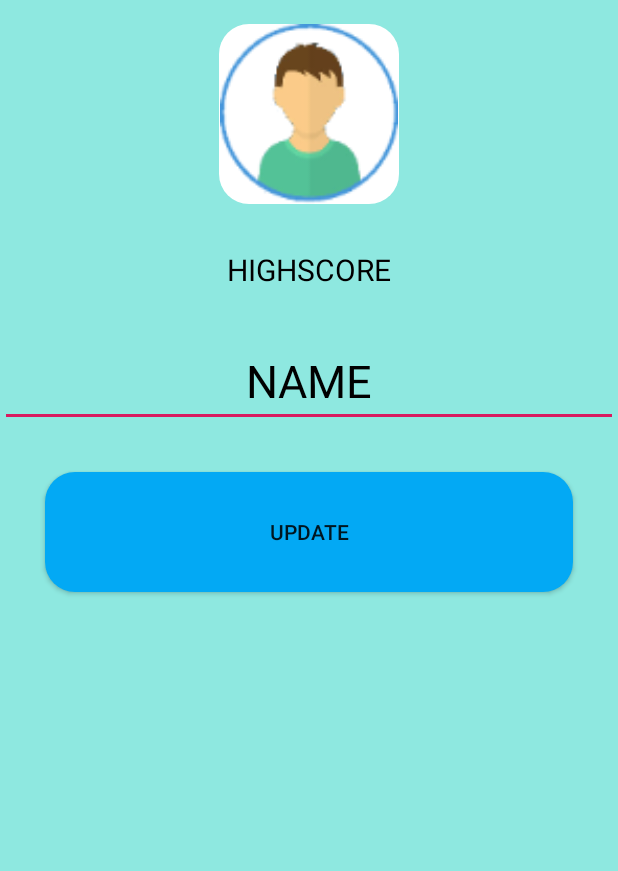
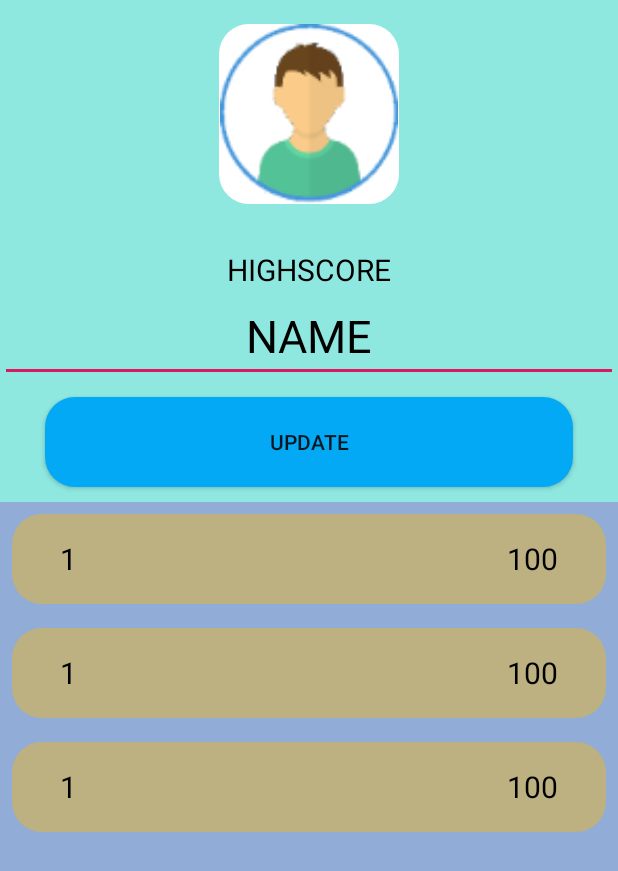
Before and after one commit to Creskendoll/BAU-Kotlin-Project, an Android app: the layout activity_profile.xml on its own in the app's theme, with its tools: preview values and no code run, on a phone screen of 412 x 824 dp. Shown: the top 871 px of the screen. Run offline under Robolectric (Android 15) with nearby library versions, the phone set to English and light mode, and no system bars.

Commit message:
past scores

```diff
--- a/app/src/main/java/com/kenansoylu/bauproject/activity/GameActivity.kt
+++ b/app/src/main/java/com/kenansoylu/bauproject/activity/GameActivity.kt
@@ -91,7 +91,7 @@ class GameActivity : AppCompatActivity() {
     }
 
     private fun onError(e : Exception) {
-
+        Log.d("GAME", e.toString())
     }
 
     private fun startTimer(duration: Long) {
--- a/app/src/main/res/layout/activity_profile.xml
+++ b/app/src/main/res/layout/activity_profile.xml
@@ -2,6 +2,7 @@
 <LinearLayout xmlns:android="http://schemas.android.com/apk/res/android"
     xmlns:tools="http://schemas.android.com/tools"
     android:orientation="vertical"
+    tools:context=".activity.ProfileActivity"
     android:background="@color/blueBg"
     android:layout_width="match_parent"
     android:layout_height="match_parent">
@@ -30,23 +31,33 @@
         android:layout_width="match_parent"
         android:layout_height="wrap_content"
         tools:text="NAME"
-        android:layout_marginTop="30dp"
         android:gravity="center"
         android:textColor="@color/blackText"
         android:id="@+id/nickNameTxt"
         android:textSize="30sp"
     />
 
+
     <Button
         android:id="@+id/updateBtn"
         android:layout_width="match_parent"
         android:layout_height="wrap_content"
-        android:layout_marginTop="30dp"
+        android:layout_marginTop="10dp"
+        android:layout_marginBottom="10dp"
         android:layout_marginStart="30dp"
         android:layout_marginEnd="30dp"
-        android:height="80dp"
+        android:height="60dp"
         android:background="@drawable/round_button_blue"
         android:text="Update"
         android:visibility="visible" />
 
+    <androidx.recyclerview.widget.RecyclerView
+        tools:listitem="@layout/score_row"
+        android:id="@+id/scoresList"
+        android:background="#46990DB9"
+        android:layout_width="match_parent"
+        android:layout_height="match_parent"/>
+
+
+
 </LinearLayout>
--- /dev/null
+++ b/app/src/main/res/layout/score_row.xml
@@ -0,0 +1,35 @@
+<?xml version="1.0" encoding="utf-8"?>
+<RelativeLayout
+    xmlns:android="http://schemas.android.com/apk/res/android"
+    xmlns:tools="http://schemas.android.com/tools"
+    android:id="@+id/scoreRow"
+    android:layout_width="match_parent"
+    android:layout_height="60dp"
+    android:background="@drawable/round_player_row"
+    android:layout_margin="8dp"
+    tools:context=".activity.ProfileActivity">
+
+
+    <TextView
+        android:id="@+id/indexTxt"
+        android:layout_width="wrap_content"
+        android:layout_height="match_parent"
+        android:layout_alignParentEnd="false"
+        android:gravity="center"
+        android:layout_marginStart="32dp"
+        android:textColor="@color/blackText"
+        android:textSize="20sp"
+        tools:text="1" />
+
+    <TextView
+        android:id="@+id/scoreText"
+        android:layout_width="wrap_content"
+        android:layout_height="match_parent"
+        android:layout_alignParentEnd="true"
+        android:gravity="center"
+        android:layout_marginEnd="32dp"
+        android:textColor="@color/blackText"
+        android:textSize="20sp"
+        tools:text="100" />
+
+</RelativeLayout>
--- a/app/src/main/res/values/strings.xml
+++ b/app/src/main/res/values/strings.xml
@@ -1,5 +1,5 @@
 <resources>
-    <string name="app_name">BAU Project</string>
+    <string name="app_name">Mitch</string>
     <string name="high_score">High Score</string>
     <string name="score">Score</string>
 </resources>
```
Also changed, not shown: app/src/main/java/com/kenansoylu/bauproject/activity/ProfileActivity.kt (+14 -1 lines), app/src/main/java/com/kenansoylu/bauproject/adapter/ScoresAdapter.kt (added, +41 -0 lines), app/src/main/res/layout/activity_end.xml (+9 -0 lines), app/src/main/res/mipmap-hdpi/ic_launcher.png, app/src/main/res/mipmap-hdpi/ic_launcher_round.png, app/src/main/res/mipmap-mdpi/ic_launcher.png, app/src/main/res/mipmap-mdpi/ic_launcher_round.png, app/src/main/res/mipmap-xhdpi/ic_launcher.png, app/src/main/res/mipmap-xhdpi/ic_launcher_round.png, app/src/main/res/mipmap-xxhdpi/ic_launcher.png, app/src/main/res/mipmap-xxhdpi/ic_launcher_round.png, app/src/main/res/mipmap-xxxhdpi/ic_launcher.png, app/src/main/res/mipmap-xxxhdpi/ic_launcher_round.png.
